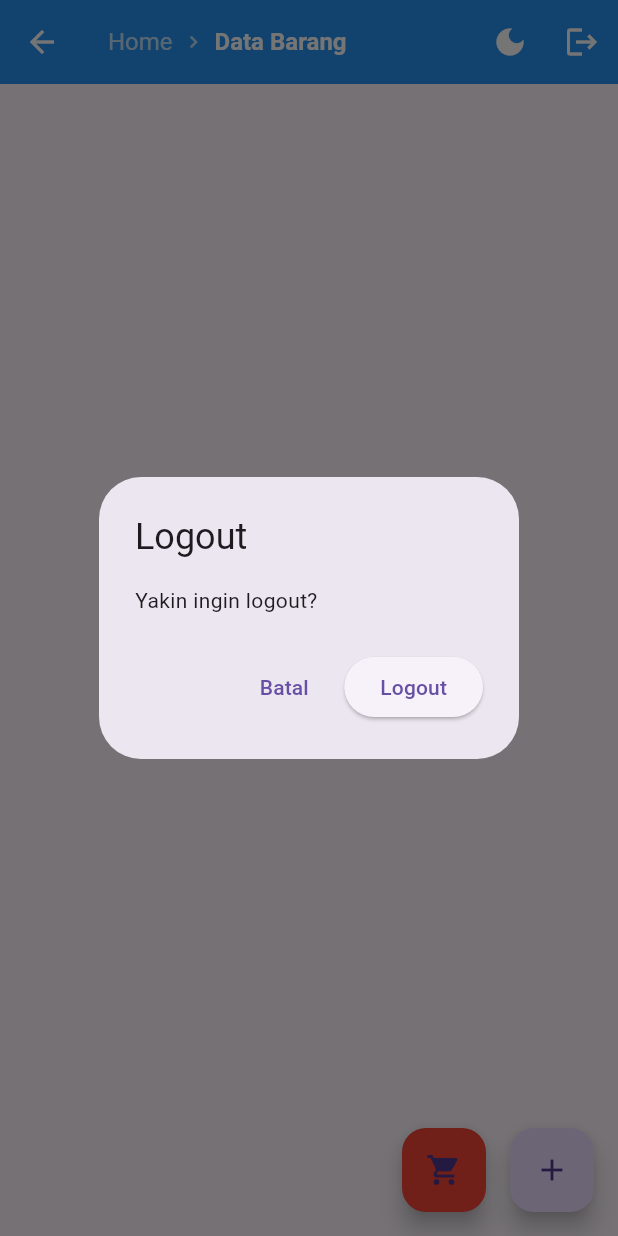
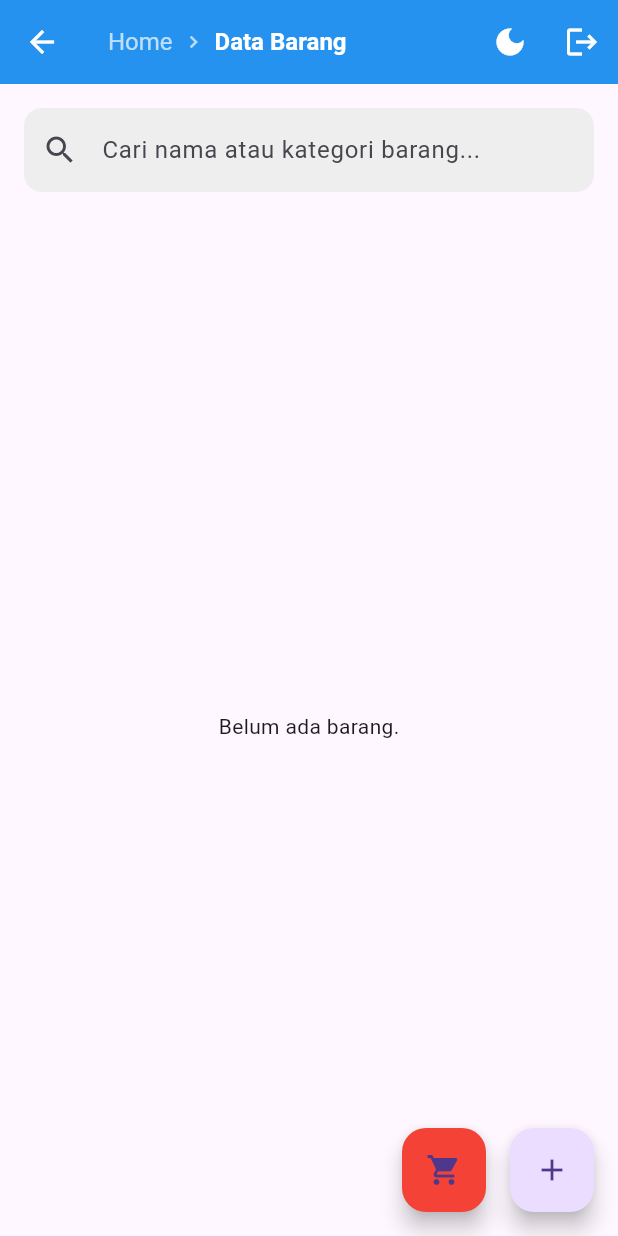
Before and after one commit to NathanzZ-Ginting/management_rack, a Flutter app: the HomeScreen screen opened directly, after a tap on the "logout" icon, on a phone screen of 412 x 824 dp. Run offline on Flutter 3.47's test engine with Material 3 defaults, Android fonts, the phone set to English and light mode, and no system bars; our stand-ins replace image_picker, pdf, printing, shared_preferences; accounts and stored records are empty.

```diff
--- a/lib/models/barang_model.dart
+++ b/lib/models/barang_model.dart
@@ -16,4 +16,14 @@ class BarangModel {
     this.gambar = '',
     this.rating = 4.0,
   });
+
+  @override
+  bool operator ==(Object other) =>
+      identical(this, other) ||
+          other is BarangModel &&
+              runtimeType == other.runtimeType &&
+              id == other.id;
+
+  @override
+  int get hashCode => id.hashCode;
 }
--- a/lib/providers/barang_provider.dart
+++ b/lib/providers/barang_provider.dart
@@ -3,8 +3,25 @@ import '../models/barang_model.dart';
 
 class BarangProvider with ChangeNotifier {
   final List<BarangModel> _semuaBarang = [];
+  String _query = '';
 
-  List<BarangModel> get semuaBarang => _semuaBarang;
+  List<BarangModel> get semuaBarang {
+    if (_query.isEmpty) return _semuaBarang;
+    return _semuaBarang.where((barang) =>
+    barang.nama.toLowerCase().contains(_query.toLowerCase()) ||
+        barang.kategori.toLowerCase().contains(_query.toLowerCase())
+    ).toList();
+  }
+
+  void setSearchQuery(String value) {
+    _query = value;
+    notifyListeners();
+  }
+
+  void resetSearch() {
+    _query = '';
+    notifyListeners();
+  }
 
   void tambahBarang(
       String nama,
--- a/lib/screens/home_screen.dart
+++ b/lib/screens/home_screen.dart
@@ -9,34 +9,13 @@ import 'tambah_barang_screen.dart';
 import 'transaksi_screen.dart';
 import 'login_screen.dart';
 
+// bagian import tetap
+// ...
 class HomeScreen extends StatelessWidget {
   const HomeScreen({super.key});
 
   void _konfirmasiLogout(BuildContext context) {
-    showDialog(
-      context: context,
-      builder: (_) => AlertDialog(
-        title: const Text('Logout'),
-        content: const Text('Yakin ingin logout?'),
-        actions: [
-          TextButton(
-            onPressed: () => Navigator.pop(context),
-            child: const Text('Batal'),
-          ),
-          ElevatedButton(
-            onPressed: () {
-              Provider.of<AuthProvider>(context, listen: false).logout();
-              Navigator.pushAndRemoveUntil(
-                context,
-                MaterialPageRoute(builder: (_) => const LoginScreen()),
-                    (route) => false,
-              );
-            },
-            child: const Text('Logout'),
-          ),
-        ],
-      ),
-    );
+    // tidak diubah
   }
 
   @override
@@ -71,15 +50,40 @@ class HomeScreen extends StatelessWidget {
           ),
         ],
       ),
-      body: semuaBarang.isEmpty
+      body: Column(
+        children: [
+          // 🔍 Search bar
+          Padding(
+            padding: const EdgeInsets.all(16.0),
+            child: TextField(
+              onChanged: barangProvider.setSearchQuery,
+              decoration: InputDecoration(
+                hintText: 'Cari nama atau kategori barang...',
+                prefixIcon: const Icon(Icons.search),
+                filled: true,
+                fillColor: isDark ? Colors.grey[800] : Colors.grey[200],
+                border: OutlineInputBorder(
+                  borderRadius: BorderRadius.circular(12),
+                  borderSide: BorderSide.none,
+                ),
+              ),
+            ),
+          ),
+
+          // 📦 List Barang
+          Expanded(
+            child: semuaBarang.isEmpty
                 ? const Center(child: Text('Belum ada barang.'))
                 : ListView.separated(
-        padding: const EdgeInsets.all(16),
+              padding: const EdgeInsets.symmetric(horizontal: 16),
               itemCount: semuaBarang.length,
               separatorBuilder: (_, __) => const SizedBox(height: 10),
               itemBuilder: (_, index) {
                 return BarangCard(barang: semuaBarang[index]);
               },
+            ),
+          ),
+        ],
       ),
       floatingActionButton: Row(
         mainAxisAlignment: MainAxisAlignment.end,
```
Also changed, not shown: lib/widgets/barang_card.dart (+109 -21 lines). Lines whose indentation alone changed are shown as unchanged.
